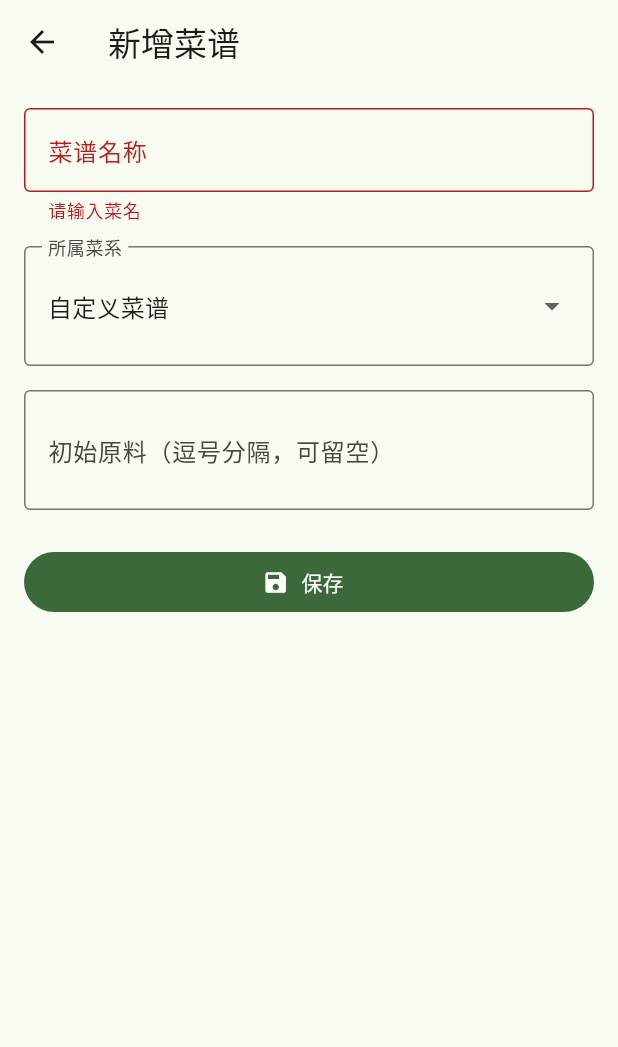
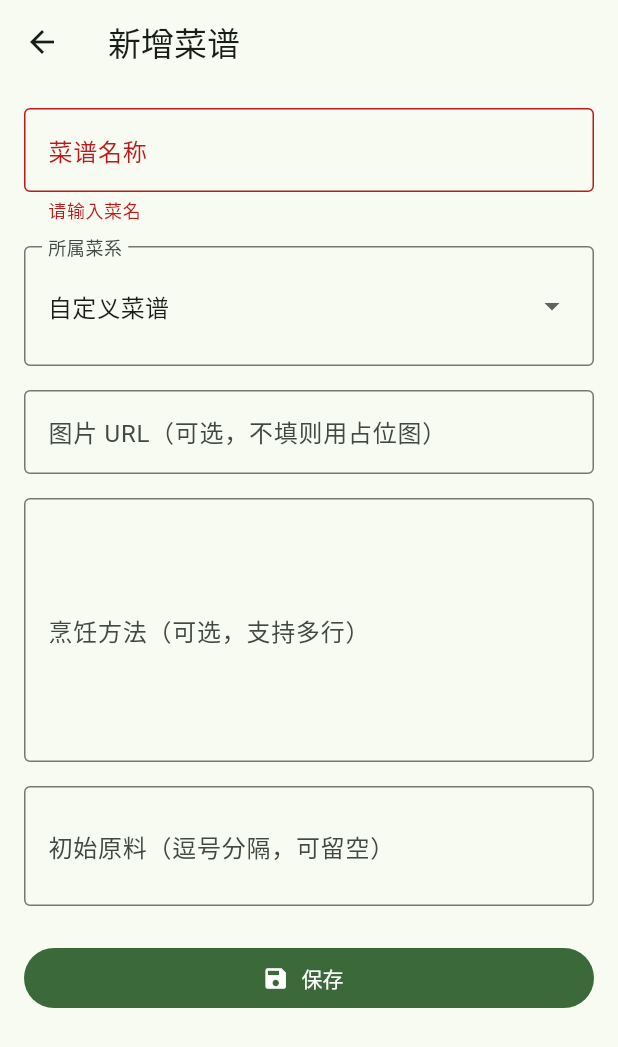
Before and after one commit to 450377560-design/buchouchi, a Flutter app: the RecipeEditPage screen opened directly, after a tap on "保存", on a phone screen of 412 x 824 dp. Shown: the top 1047 px of the screen. Run offline on Flutter 3.47's test engine with Material 3 defaults, Android fonts, the phone set to English and light mode, and no system bars; our stand-ins replace sqflite; accounts and stored records are empty.

Commit message:
Update recipe_edit_page.dart

```diff
--- a/lib/pages/recipe_edit_page.dart
+++ b/lib/pages/recipe_edit_page.dart
@@ -15,6 +15,8 @@ class _RecipeEditPageState extends State<RecipeEditPage> {
   final _formKey = GlobalKey<FormState>();
   final _name = TextEditingController();
   final _ings = TextEditingController();
+  final _imageUrl = TextEditingController();
+  final _instructions = TextEditingController();
 
   Cuisine _cuisine = Cuisine.custom;
   bool _saving = false;
@@ -66,6 +68,25 @@ class _RecipeEditPageState extends State<RecipeEditPage> {
               ),
               const SizedBox(height: 16),
               TextFormField(
+                controller: _imageUrl,
+                decoration: const InputDecoration(
+                  labelText: '图片 URL（可选，不填则用占位图）',
+                  hintText: 'https://...',
+                  border: OutlineInputBorder(),
+                ),
+              ),
+              const SizedBox(height: 16),
+              TextFormField(
+                controller: _instructions,
+                decoration: const InputDecoration(
+                  labelText: '烹饪方法（可选，支持多行）',
+                  hintText: '例如：1) 处理食材... 2) 起锅烧油...',
+                  border: OutlineInputBorder(),
+                ),
+                maxLines: 6,
+              ),
+              const SizedBox(height: 16),
+              TextFormField(
                 controller: _ings,
                 decoration: const InputDecoration(
                   labelText: '初始原料（逗号分隔，可留空）',
@@ -96,6 +117,8 @@ class _RecipeEditPageState extends State<RecipeEditPage> {
         name: _name.text.trim(),
         cuisine: _cuisine,
         isCustom: true,
+        imageUrl: _imageUrl.text.trim().isEmpty ? null : _imageUrl.text.trim(),
+        instructions: _instructions.text.trim().isEmpty ? null : _instructions.text.trim(),
       );
       final ingList = _ings.text
           .split(',')
```
